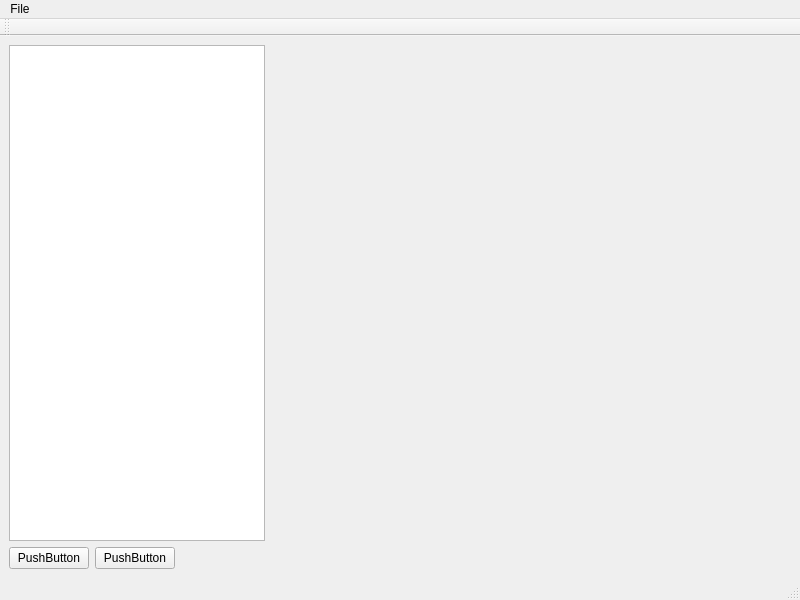
Old version of the form vr/mainwindow.ui in the repository nathanjeerk/2023_GROUP_7.
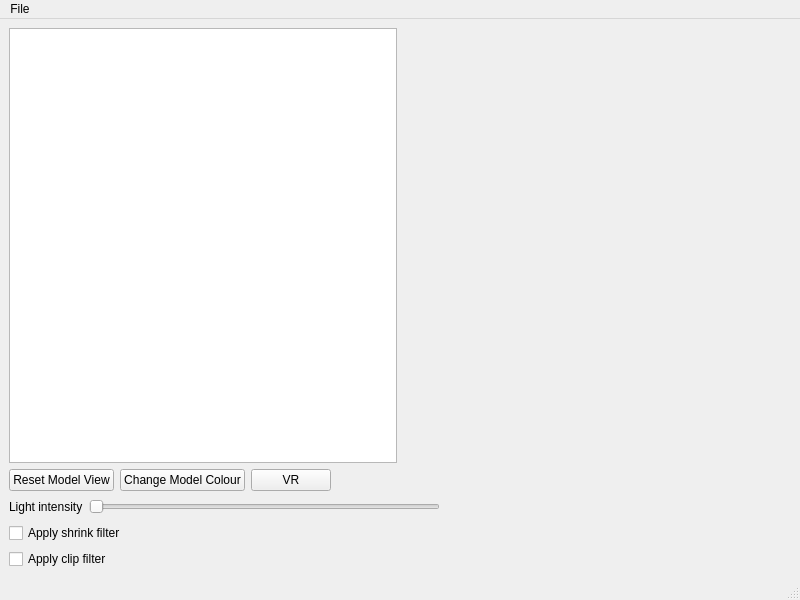
New version of the form. Icons and pictures are not drawn. Custom widgets are drawn as their Qt base class.

```diff
--- a/vr/mainwindow.ui
+++ b/vr/mainwindow.ui
@@ -19,8 +19,21 @@
      <layout class="QHBoxLayout" name="horizontalLayout">
       <item>
        <widget class="QTreeView" name="treeView">
+        <property name="contextMenuPolicy">
+         <enum>Qt::ActionsContextMenu</enum>
+        </property>
+        <property name="frameShape">
+         <enum>QFrame::StyledPanel</enum>
+        </property>
+        <property name="dragEnabled">
+         <bool>true</bool>
+        </property>
+       </widget>
+      </item>
+      <item>
+       <widget class="QVTKOpenGLNativeWidget" name="vtkWidget" native="true">
         <property name="sizePolicy">
-         <sizepolicy hsizetype="Fixed" vsizetype="Expanding">
+         <sizepolicy hsizetype="Expanding" vsizetype="Preferred">
           <horstretch>0</horstretch>
           <verstretch>0</verstretch>
          </sizepolicy>
@@ -30,9 +43,6 @@
         </property>
        </widget>
       </item>
-      <item>
-       <widget class="QVTKOpenGLNativeWidget" name="vtkWidget" native="true"/>
-      </item>
      </layout>
     </item>
     <item>
@@ -40,14 +50,21 @@
       <item>
        <widget class="QPushButton" name="pushButton">
         <property name="text">
-         <string>PushButton</string>
+         <string>Reset Model View</string>
         </property>
        </widget>
       </item>
       <item>
        <widget class="QPushButton" name="pushButton_2">
         <property name="text">
-         <string>PushButton</string>
+         <string>Change Model Colour</string>
+        </property>
+       </widget>
+      </item>
+      <item>
+       <widget class="QPushButton" name="toggleVR">
+        <property name="text">
+         <string>VR</string>
         </property>
        </widget>
       </item>
@@ -66,6 +83,51 @@
       </item>
      </layout>
     </item>
+    <item>
+     <layout class="QHBoxLayout" name="horizontalLayout_3">
+      <item>
+       <widget class="QLabel" name="label">
+        <property name="text">
+         <string>Light intensity</string>
+        </property>
+       </widget>
+      </item>
+      <item>
+       <widget class="QSlider" name="horizontalSlider">
+        <property name="orientation">
+         <enum>Qt::Horizontal</enum>
+        </property>
+       </widget>
+      </item>
+      <item>
+       <spacer name="horizontalSpacer_2">
+        <property name="orientation">
+         <enum>Qt::Horizontal</enum>
+        </property>
+        <property name="sizeHint" stdset="0">
+         <size>
+          <width>40</width>
+          <height>20</height>
+         </size>
+        </property>
+       </spacer>
+      </item>
+     </layout>
+    </item>
+    <item>
+     <widget class="QCheckBox" name="checkBox">
+      <property name="text">
+       <string>Apply shrink filter</string>
+      </property>
+     </widget>
+    </item>
+    <item>
+     <widget class="QCheckBox" name="checkBox_2">
+      <property name="text">
+       <string>Apply clip filter</string>
+      </property>
+     </widget>
+    </item>
    </layout>
   </widget>
   <widget class="QMenuBar" name="menubar">
@@ -86,17 +148,6 @@
    <addaction name="menuFile"/>
   </widget>
   <widget class="QStatusBar" name="statusbar"/>
-  <widget class="QToolBar" name="toolBar">
-   <property name="windowTitle">
-    <string>toolBar</string>
-   </property>
-   <attribute name="toolBarArea">
-    <enum>TopToolBarArea</enum>
-   </attribute>
-   <attribute name="toolBarBreak">
-    <bool>false</bool>
-   </attribute>
-  </widget>
   <action name="actionOpen_File">
    <property name="icon">
     <iconset resource="icons.qrc">
```
Left out of the diff: 38 changed lines with no effect on the pictures.
